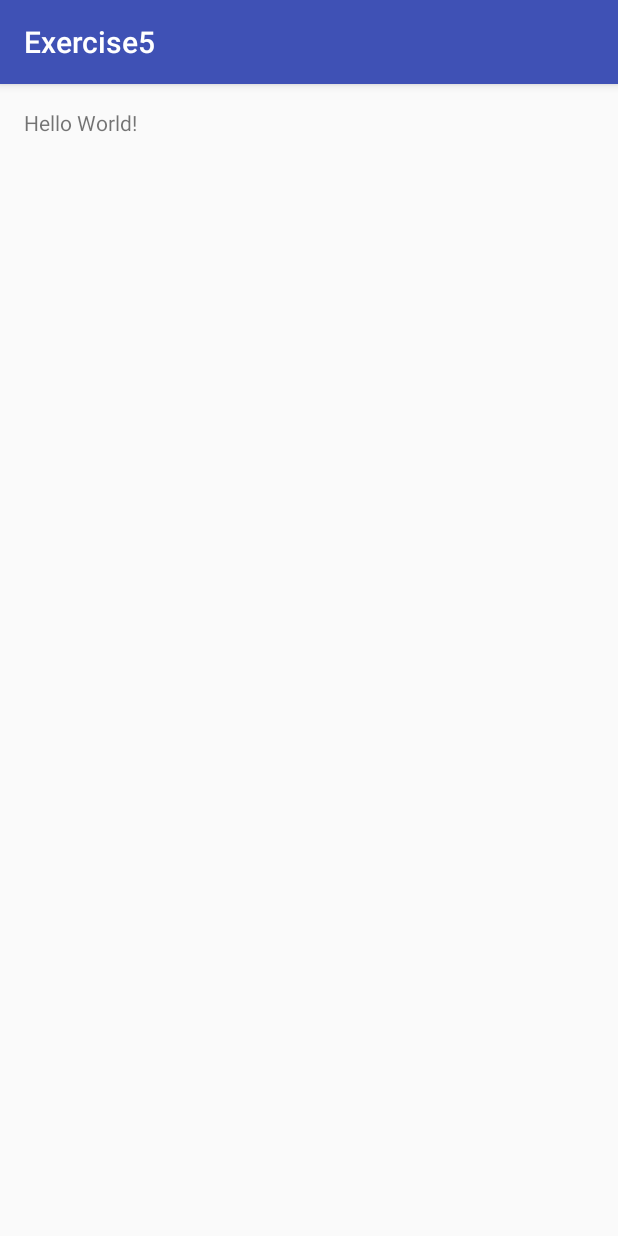
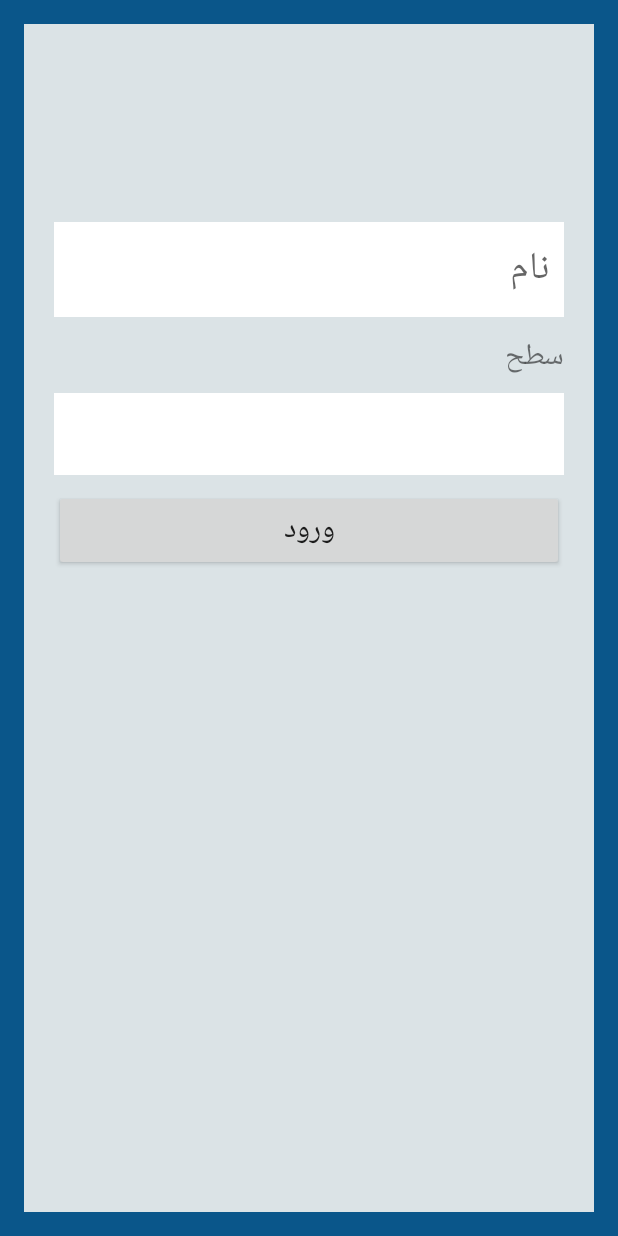
Before and after one commit to mahdiheravi/Exercises5, an Android app: the screen it shows after launch (MainActivity), on a phone screen of 412 x 824 dp. Run offline under Robolectric (Android 15) with nearby library versions, the phone set to English and light mode, and no system bars.

Commit message:
first design End

```diff
--- a/app/src/main/AndroidManifest.xml
+++ b/app/src/main/AndroidManifest.xml
@@ -15,6 +15,7 @@
                 <category android:name="android.intent.category.LAUNCHER" />
             </intent-filter>
         </activity>
+        <activity android:name=".Main2Activity"></activity>
     </application>
 
 </manifest>
--- a/app/src/main/java/com/example/hp/exercise5/MainActivity.java
+++ b/app/src/main/java/com/example/hp/exercise5/MainActivity.java
@@ -1,7 +1,11 @@
 package com.example.hp.exercise5;
 
+import android.content.Intent;
 import android.support.v7.app.AppCompatActivity;
 import android.os.Bundle;
+import android.view.View;
+import android.widget.Button;
+import android.widget.TextView;
 
 public class MainActivity extends AppCompatActivity {
 
@@ -9,5 +13,16 @@ public class MainActivity extends AppCompatActivity {
     protected void onCreate(Bundle savedInstanceState) {
         super.onCreate(savedInstanceState);
         setContentView(R.layout.activity_main);
+        final TextView txtname = (TextView) findViewById(R.id.txtname);
+        Button btnenter = (Button) findViewById(R.id.btnenter);
+        btnenter.setOnClickListener(new View.OnClickListener() {
+            @Override
+            public void onClick(View v) {
+                Intent myintent = new Intent(MainActivity.this,Main2Activity.class);
+                myintent.putExtra("name",txtname.getText().toString());
+                startActivity(myintent);
+            }
+        });
+
     }
 }
--- a/app/src/main/res/layout/activity_main.xml
+++ b/app/src/main/res/layout/activity_main.xml
@@ -1,17 +1,94 @@
 <?xml version="1.0" encoding="utf-8"?>
-<RelativeLayout xmlns:android="http://schemas.android.com/apk/res/android"
+<LinearLayout xmlns:android="http://schemas.android.com/apk/res/android"
     xmlns:tools="http://schemas.android.com/tools"
     android:id="@+id/activity_main"
     android:layout_width="match_parent"
     android:layout_height="match_parent"
+    android:background="#0a568a"
+    android:orientation="vertical"
     android:paddingBottom="@dimen/activity_vertical_margin"
     android:paddingLeft="@dimen/activity_horizontal_margin"
     android:paddingRight="@dimen/activity_horizontal_margin"
     android:paddingTop="@dimen/activity_vertical_margin"
-    tools:context="com.example.hp.exercise5.MainActivity">
+    android:weightSum="6"
+    tools:context="com.example.hp.exercise4.MainActivity">
 
-    <TextView
-        android:layout_width="wrap_content"
-        android:layout_height="wrap_content"
-        android:text="Hello World!" />
-</RelativeLayout>
+    <LinearLayout
+
+
+        android:layout_width="match_parent"
+        android:layout_height="0dp"
+        android:layout_weight="1"
+        android:background="#dbe3e6">
+
+    </LinearLayout>
+
+    <LinearLayout
+        android:layout_width="match_parent"
+
+        android:layout_height="0dp"
+        android:layout_weight="5"
+        android:background="#dbe3e6"
+        android:orientation="vertical">
+
+
+
+        <EditText
+            android:hint="@string/name"
+            android:id="@+id/txtname"
+            android:layout_width="match_parent"
+            android:layout_height="wrap_content"
+            android:layout_marginLeft="20dp"
+            android:layout_marginRight="20dp"
+            android:background="#ffffff"
+            android:paddingBottom="10dp"
+            android:paddingEnd="10dp"
+            android:paddingStart="10dp"
+            android:paddingTop="10dp"
+            android:textSize="25dp" />
+
+
+
+
+        <TextView
+            android:layout_marginLeft="20dp"
+            android:layout_marginRight="20dp"
+            android:textSize="20dp"
+            android:layout_marginTop="10dp"
+            android:layout_marginBottom="5dp"
+            android:layout_width="match_parent"
+            android:layout_height="wrap_content"
+            android:text="سطح" />
+
+        <EditText
+            android:id="@+id/txtlevel"
+
+            android:layout_width="match_parent"
+            android:layout_height="wrap_content"
+            android:layout_marginLeft="20dp"
+            android:layout_marginRight="20dp"
+            android:layout_marginTop="1dp"
+            android:background="#ffffff"
+            android:paddingBottom="10dp"
+            android:paddingEnd="10dp"
+
+            android:paddingStart="10dp"
+            android:paddingTop="10dp"
+            android:textSize="25dp" />
+        <Button
+            android:layout_marginLeft="20dp"
+            android:layout_marginRight="20dp"
+            android:layout_marginTop="10dp"
+            android:layout_width="match_parent"
+            android:layout_height="wrap_content"
+            android:paddingBottom="10dp"
+            android:paddingTop="10dp"
+            android:text="@string/enter"
+            android:textSize="20dp"
+            android:id="@+id/btnenter" />
+
+
+    </LinearLayout>
+
+
+</LinearLayout>
--- a/app/src/main/res/values/styles.xml
+++ b/app/src/main/res/values/styles.xml
@@ -1,7 +1,7 @@
 <resources>
 
     <!-- Base application theme. -->
-    <style name="AppTheme" parent="Theme.AppCompat.Light.DarkActionBar">
+    <style name="AppTheme" parent="Theme.AppCompat.Light.NoActionBar">
         <!-- Customize your theme here. -->
         <item name="colorPrimary">@color/colorPrimary</item>
         <item name="colorPrimaryDark">@color/colorPrimaryDark</item>
```
Also changed, not shown: app/src/main/java/com/example/hp/exercise5/Main2Activity.java (added, +68 -0 lines), app/src/main/res/layout/activity_main2.xml (added, +65 -0 lines), app/src/main/res/values/strings.xml (+8 -1 lines).
